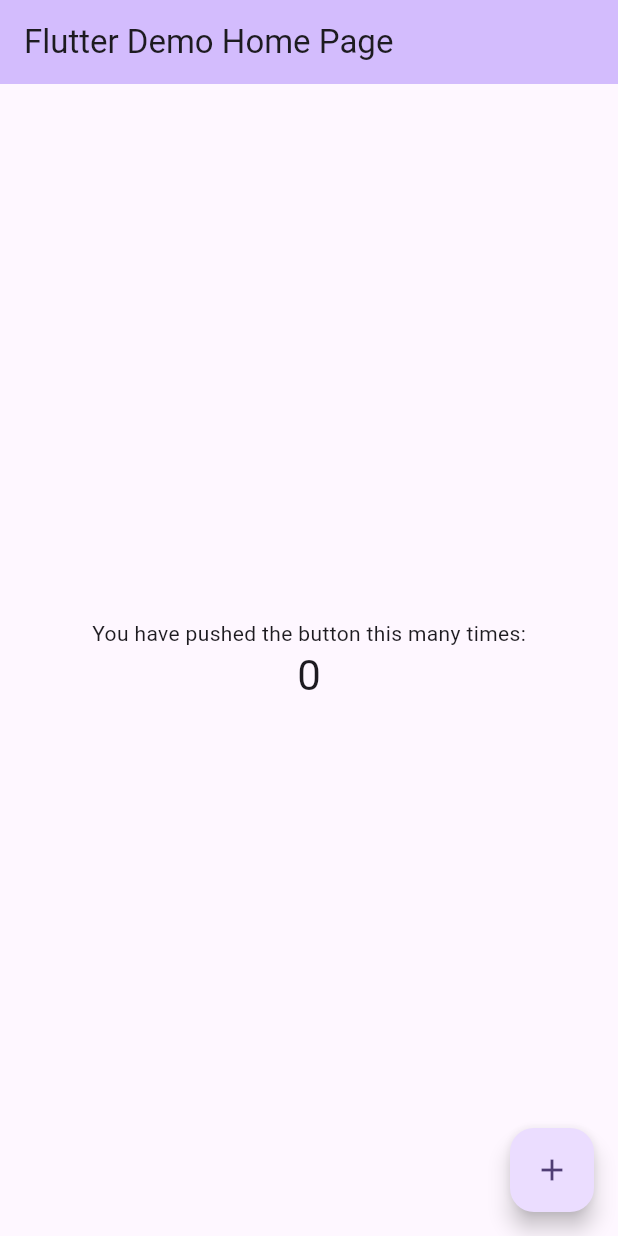
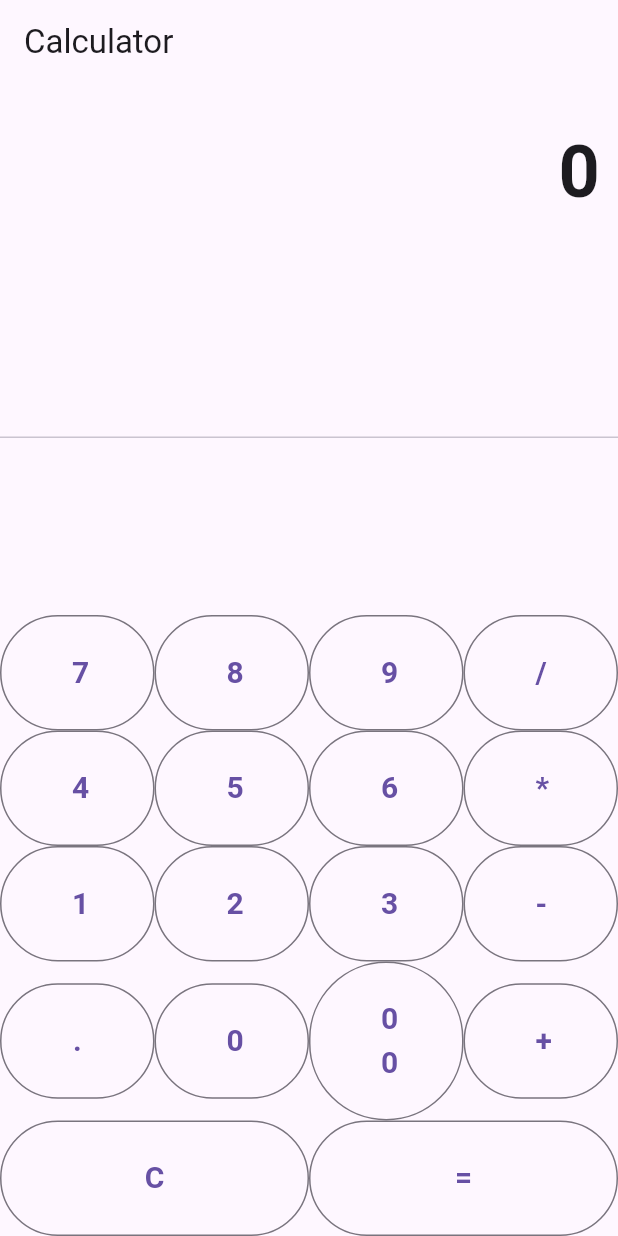
Before and after one commit to gmandroroshe/Flutter-apps, a Flutter app: the screen it shows after launch, on a phone screen of 412 x 824 dp. Run offline on Flutter 3.47's test engine with Material 3 defaults, Android fonts, the light colour scheme and no system bars; our stand-ins replace shared_preferences; missing offline and left inert: flutter_pdfview.

Commit message:
app created

```diff
--- a/calculator/lib/main.dart
+++ b/calculator/lib/main.dart
@@ -1,125 +1,164 @@
 import 'package:flutter/material.dart';
 
 void main() {
-  runApp(const MyApp());
+  runApp(CalculatorApp());
 }
 
-class MyApp extends StatelessWidget {
-  const MyApp({super.key});
-
-  // This widget is the root of your application.
+class CalculatorApp extends StatelessWidget {
   @override
   Widget build(BuildContext context) {
     return MaterialApp(
-      title: 'Flutter Demo',
+      title: 'Calculator',
       theme: ThemeData(
-        // This is the theme of your application.
-        //
-        // TRY THIS: Try running your application with "flutter run". You'll see
-        // the application has a purple toolbar. Then, without quitting the app,
-        // try changing the seedColor in the colorScheme below to Colors.green
-        // and then invoke "hot reload" (save your changes or press the "hot
-        // reload" button in a Flutter-supported IDE, or press "r" if you used
-        // the command line to start the app).
-        //
-        // Notice that the counter didn't reset back to zero; the application
-        // state is not lost during the reload. To reset the state, use hot
-        // restart instead.
-        //
-        // This works for code too, not just values: Most code changes can be
-        // tested with just a hot reload.
-        colorScheme: ColorScheme.fromSeed(seedColor: Colors.deepPurple),
-        useMaterial3: true,
+        primarySwatch: Colors.blue,
       ),
-      home: const MyHomePage(title: 'Flutter Demo Home Page'),
+      home: CalculatorHomePage(),
     );
   }
 }
 
-class MyHomePage extends StatefulWidget {
-  const MyHomePage({super.key, required this.title});
-
-  // This widget is the home page of your application. It is stateful, meaning
-  // that it has a State object (defined below) that contains fields that affect
-  // how it looks.
-
-  // This class is the configuration for the state. It holds the values (in this
-  // case the title) provided by the parent (in this case the App widget) and
-  // used by the build method of the State. Fields in a Widget subclass are
-  // always marked "final".
-
-  final String title;
-
+class CalculatorHomePage extends StatefulWidget {
   @override
-  State<MyHomePage> createState() => _MyHomePageState();
+  _CalculatorHomePageState createState() => _CalculatorHomePageState();
 }
 
-class _MyHomePageState extends State<MyHomePage> {
-  int _counter = 0;
+class _CalculatorHomePageState extends State<CalculatorHomePage> {
+  String _output = "0";
+  String _input = "0";
+  String? _operator;
+  late double _firstNum;
+  late double _secondNum;
 
-  void _incrementCounter() {
+  void _buttonPressed(String buttonText) {
+    if (buttonText == "C") {
+      _input = "0";
+      _output = "0";
+      _firstNum = 0;
+      _secondNum = 0;
+      _operator = null;
+    } else if (buttonText == "+" ||
+        buttonText == "-" ||
+        buttonText == "*" ||
+        buttonText == "/") {
+      _firstNum = double.parse(_input);
+      _operator = buttonText;
+      _input = "0";
+    } else if (buttonText == ".") {
+      if (_input.contains(".")) {
+        return;
+      } else {
+        _input += buttonText;
+      }
+    } else if (buttonText == "=") {
+      _secondNum = double.parse(_input);
+      if (_operator == "+") {
+        _output = (_firstNum + _secondNum).toString();
+      } else if (_operator == "-") {
+        _output = (_firstNum - _secondNum).toString();
+      } else if (_operator == "*") {
+        _output = (_firstNum * _secondNum).toString();
+      } else if (_operator == "/") {
+        _output = (_firstNum / _secondNum).toString();
+      }
+      _input = _output;
+      _operator = null;
+    } else {
+      _input += buttonText;
+    }
+
     setState(() {
-      // This call to setState tells the Flutter framework that something has
-      // changed in this State, which causes it to rerun the build method below
-      // so that the display can reflect the updated values. If we changed
-      // _counter without calling setState(), then the build method would not be
-      // called again, and so nothing would appear to happen.
-      _counter++;
+      _output = double.parse(_input)
+          .toStringAsFixed(2)
+          .replaceAll(RegExp(r'0*$'), '')
+          .replaceAll(RegExp(r'\.$'), '');
     });
+  }
+
+  Widget _buildButton(String buttonText) {
+    return Expanded(
+      child: OutlinedButton(
+        onPressed: () => _buttonPressed(buttonText),
+        child: Padding(
+          padding: const EdgeInsets.all(24.0),
+          child: Text(
+            buttonText,
+            style: const TextStyle(
+              fontSize: 20.0,
+              fontWeight: FontWeight.bold,
+            ),
+          ),
+        ),
+      ),
+    );
   }
 
   @override
   Widget build(BuildContext context) {
-    // This method is rerun every time setState is called, for instance as done
-    // by the _incrementCounter method above.
-    //
-    // The Flutter framework has been optimized to make rerunning build methods
-    // fast, so that you can just rebuild anything that needs updating rather
-    // than having to individually change instances of widgets.
     return Scaffold(
       appBar: AppBar(
-        // TRY THIS: Try changing the color here to a specific color (to
-        // Colors.amber, perhaps?) and trigger a hot reload to see the AppBar
-        // change color while the other colors stay the same.
-        backgroundColor: Theme.of(context).colorScheme.inversePrimary,
-        // Here we take the value from the MyHomePage object that was created by
-        // the App.build method, and use it to set our appbar title.
-        title: Text(widget.title),
+        title: const Text('Calculator'),
       ),
-      body: Center(
-        // Center is a layout widget. It takes a single child and positions it
-        // in the middle of the parent.
-        child: Column(
-          // Column is also a layout widget. It takes a list of children and
-          // arranges them vertically. By default, it sizes itself to fit its
-          // children horizontally, and tries to be as tall as its parent.
-          //
-          // Column has various properties to control how it sizes itself and
-          // how it positions its children. Here we use mainAxisAlignment to
-          // center the children vertically; the main axis here is the vertical
-          // axis because Columns are vertical (the cross axis would be
-          // horizontal).
-          //
-          // TRY THIS: Invoke "debug painting" (choose the "Toggle Debug Paint"
-          // action in the IDE, or press "p" in the console), to see the
-          // wireframe for each widget.
-          mainAxisAlignment: MainAxisAlignment.center,
-          children: <Widget>[
-            const Text(
-              'You have pushed the button this many times:',
+      body: Column(
+        children: <Widget>[
+          Container(
+            padding:
+                const EdgeInsets.symmetric(vertical: 24.0, horizontal: 12.0),
+            alignment: Alignment.centerRight,
+            child: Text(
+              _output,
+              style: const TextStyle(
+                fontSize: 48.0,
+                fontWeight: FontWeight.bold,
+              ),
             ),
-            Text(
-              '$_counter',
-              style: Theme.of(context).textTheme.headlineMedium,
-            ),
-          ],
-        ),
+          ),
+          const Expanded(
+            child: Divider(),
+          ),
+          Column(
+            children: [
+              Row(
+                children: [
+                  _buildButton("7"),
+                  _buildButton("8"),
+                  _buildButton("9"),
+                  _buildButton("/"),
+                ],
+              ),
+              Row(
+                children: [
+                  _buildButton("4"),
+                  _buildButton("5"),
+                  _buildButton("6"),
+                  _buildButton("*"),
+                ],
+              ),
+              Row(
+                children: [
+                  _buildButton("1"),
+                  _buildButton("2"),
+                  _buildButton("3"),
+                  _buildButton("-"),
+                ],
+              ),
+              Row(
+                children: [
+                  _buildButton("."),
+                  _buildButton("0"),
+                  _buildButton("00"),
+                  _buildButton("+"),
+                ],
+              ),
+              Row(
+                children: [
+                  _buildButton("C"),
+                  _buildButton("="),
+                ],
+              ),
+            ],
+          ),
+        ],
       ),
-      floatingActionButton: FloatingActionButton(
-        onPressed: _incrementCounter,
-        tooltip: 'Increment',
-        child: const Icon(Icons.add),
-      ), // This trailing comma makes auto-formatting nicer for build methods.
     );
   }
 }
```
